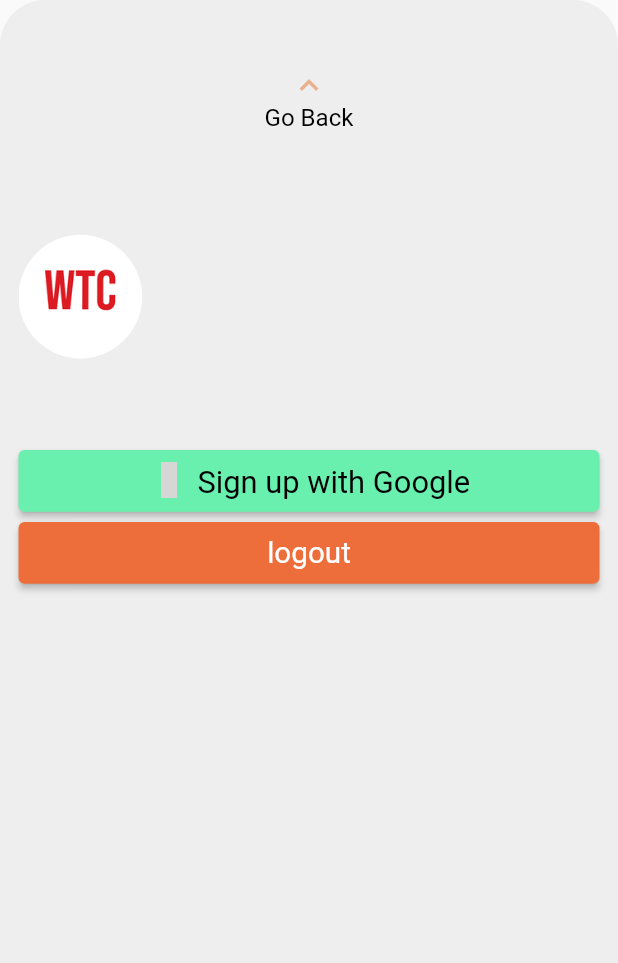
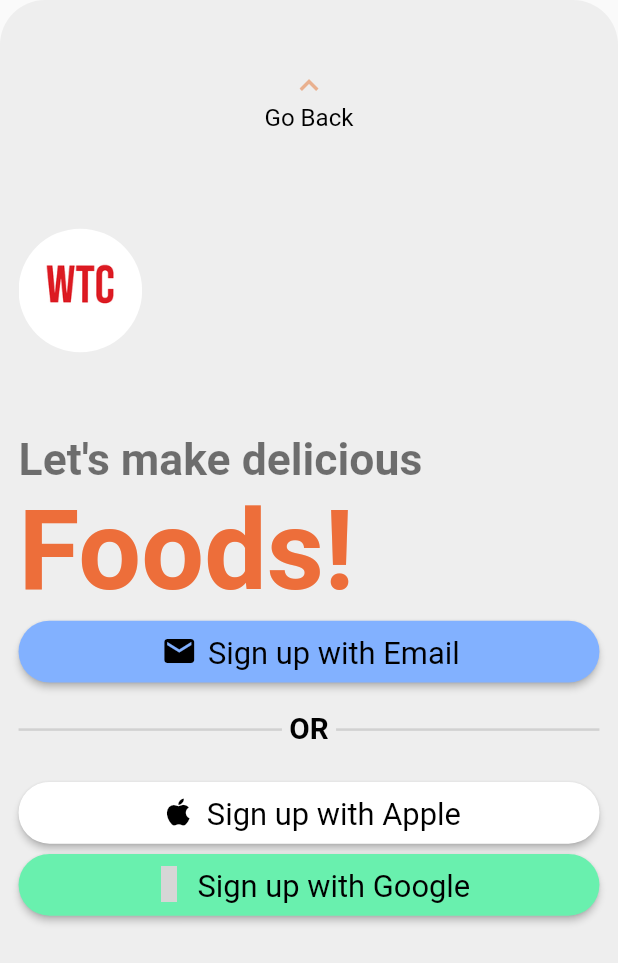
Before and after one commit to akglali/what_to_cook_demo_flutter_1, a Flutter app: the SignUpOption screen opened directly, on a phone screen of 412 x 824 dp. Shown: the top 963 px of the screen. Run offline on Flutter 3.47's test engine with Material 2 defaults, Android fonts, the phone set to English and light mode, and no system bars; our stand-ins replace email_validator, flutter_hooks, flutter_riverpod, flutter_spinkit, flutter_vector_icons, google_sign_in and 3 more; grey boxes are pictures that could not be loaded.

Commit message:
sign up page has almost been done.

```diff
--- a/lib/main.dart
+++ b/lib/main.dart
@@ -1,36 +1,80 @@
 import 'package:flutter/material.dart';
 import 'package:flutter/services.dart';
+import 'package:flutter_spinkit/flutter_spinkit.dart';
 import 'package:hooks_riverpod/hooks_riverpod.dart';
+import 'package:what_to_cook_demo_flutter_1/providers/is_logging_provider.dart';
 import 'package:what_to_cook_demo_flutter_1/providers/themes_provider.dart';
 import 'package:what_to_cook_demo_flutter_1/screens/home_screen.dart';
 import 'package:what_to_cook_demo_flutter_1/utils/themes.dart';
-
-
 
 void main() {
   runApp(const ProviderScope(child: MyApp()));
 }
 
-class MyApp extends ConsumerWidget {
-  const MyApp({super.key});
+class MyApp extends ConsumerStatefulWidget {
+  const MyApp({
+    super.key,
+  });
+
+  @override
+  MyAppState createState() => MyAppState();
+}
+
+class MyAppState extends ConsumerState<MyApp> {
+  @override
+  void initState() {
+    // TODO: implement initState
+    super.initState();
+    closeLoadingScreen();
+  }
+
+  Future<void> closeLoadingScreen() async {
+    await Future.delayed(const Duration(seconds: 2));
+    ref.read(isLoadingProvider.notifier).update((state) => false);
+  }
 
   // This widget is the root of your application.
   @override
-  Widget build(BuildContext context, WidgetRef ref) {
+  Widget build(BuildContext context) {
     // prevent device orientation changes and force portrait
     SystemChrome.setPreferredOrientations([
       DeviceOrientation.portraitUp,
       DeviceOrientation.portraitDown,
     ]);
+    final isLoading = ref.watch(isLoadingProvider);
+    final themeModeState = ref.watch(themesProvider);
 
-    final themeModeState = ref.watch(themesProvider);
     return MaterialApp(
       theme: MyThemes.lightTheme,
       darkTheme: MyThemes.darkTheme,
       themeMode: themeModeState,
       //I don't like debug banner so I disable it
       debugShowCheckedModeBanner: false,
-      home: HomeScreen(),
+      home: isLoading
+          ? Scaffold(
+              backgroundColor: Theme.of(context).colorScheme.background,
+              body: Center(
+                child: SpinKitThreeInOut(
+                  duration: const Duration(seconds: 1),
+                  itemBuilder: (context, index) {
+                    final colors = [
+                      const Color(0xffa4330d),
+                      const Color(0xff6c9e4f),
+                      const Color(0xffdbcdb5),
+                      const Color(0xff5e3c2c),
+                    ];
+                    final color = colors[index % colors.length];
+                    return DecoratedBox(
+                      decoration: BoxDecoration(
+                        color: color,
+                        shape: BoxShape.circle,
+                      ),
+                    );
+                  },
+                ),
+              ),
+            )
+          : HomeScreen(),
     );
   }
 }
--- /dev/null
+++ b/lib/providers/is_logging_provider.dart
@@ -0,0 +1,3 @@
+import 'package:hooks_riverpod/hooks_riverpod.dart';
+
+final isLoadingProvider = StateProvider<bool>((ref) => true);
--- a/lib/screens/sign_up_options.dart
+++ b/lib/screens/sign_up_options.dart
@@ -3,10 +3,13 @@ import 'package:flutter_vector_icons/flutter_vector_icons.dart';
 import 'package:google_sign_in/google_sign_in.dart';
 import 'package:hooks_riverpod/hooks_riverpod.dart';
 import 'package:sign_in_with_apple/sign_in_with_apple.dart';
+import 'package:what_to_cook_demo_flutter_1/screens/sign_up_screen_email.dart';
 import 'package:what_to_cook_demo_flutter_1/services/user_entry_service.dart';
 import 'dart:io' show Platform;
-
 import 'package:what_to_cook_demo_flutter_1/utils/google_sign_in_api.dart';
+import 'package:what_to_cook_demo_flutter_1/widgets/custom_page_route.dart';
+import 'package:what_to_cook_demo_flutter_1/widgets/logo_widget.dart';
+import '../widgets/elevated_button_widget.dart';
 
 class SignUpOption extends ConsumerStatefulWidget {
   const SignUpOption({
@@ -98,36 +101,66 @@ class SignUpOptionState extends ConsumerState<SignUpOption> {
                     mainAxisAlignment: MainAxisAlignment.start,
                     children: [
                       Padding(
-                        padding: EdgeInsets.only(
-                            top: MediaQuery.of(context).size.height * 0.02,
-                            bottom: MediaQuery.of(context).size.height * 0.02,
-                            left: screenWidth * 0.03),
-                        child: Hero(
-                          tag: "Logo",
-                          child: Container(
-                            height: screenHeight * 0.20,
+                          padding: EdgeInsets.only(left: screenWidth * 0.03),
+                          child: LogoWidget(
+                            height: screenHeight * 0.19,
                             width: screenWidth * 0.20,
-                            decoration: BoxDecoration(
-                                shape: BoxShape.circle,
-                                image: DecorationImage(
-                                    image: AssetImage(imagePath),
-                                    fit: BoxFit.cover)),
-                          ),
-                        ),
-                      ),
+                          )),
                     ],
                   ),
                   Padding(
                     padding: EdgeInsets.only(
                         left: screenWidth * 0.03, right: screenWidth * 0.03),
                     child: Column(
+                      crossAxisAlignment: CrossAxisAlignment.start,
                       children: [
+                        Text(
+                          "Let's make delicious",
+                          style: theme.textTheme.bodyLarge,
+                        ),
+                        Text(
+                          "Foods!",
+                          style: theme.textTheme.titleLarge,
+                        ),
+                        ElevatedButtonWidget(
+                          onPressed: () async {
+                            Navigator.of(context).push(
+                              CustomPageRoute(
+                                  child: SignUpScreenEmail(),
+                                  direction: AxisDirection.left),
+                            );
+                          },
+                          screenWidth: screenWidth,
+                          backgroundColor: MaterialStateProperty.all<Color>(
+                              Colors.blueAccent.shade100),
+                          foregroundColor:
+                              MaterialStateProperty.all<Color>(Colors.black),
+                          icon: const Icon(Icons.mail),
+                          text: ' Sign up with Email',
+                        ),
+                        Padding(
+                          padding: EdgeInsets.only(
+                              top: screenHeight * 0.02, bottom: 20),
+                          child: Row(children: const <Widget>[
+                            Expanded(
+                              child: Divider(
+                                thickness: 1.7,
+                              ),
+                            ),
+                            Text(" OR "),
+                            Expanded(
+                              child: Divider(
+                                thickness: 1.7,
+                              ),
+                            ),
+                          ]),
+                        ),
                         //sign up with Apple
-                        isPlatformIos
-                            ? ElevatedButton(
+                        ElevatedButtonWidget(
+                          screenWidth: screenWidth,
                           onPressed: () async {
-                                  final credential = await SignInWithApple
-                                      .getAppleIDCredential(
+                            final credential =
+                                await SignInWithApple.getAppleIDCredential(
                               scopes: [
                                 AppleIDAuthorizationScopes.email,
                                 AppleIDAuthorizationScopes.fullName,
@@ -143,43 +176,23 @@ class SignUpOptionState extends ConsumerState<SignUpOption> {
                             onSignInApple(credential);
                             print(credential);
                           },
-                                style: ButtonStyle(
+                          text: ' Sign up with Apple',
                           foregroundColor:
-                                      MaterialStateProperty.all<Color>(
-                                          Colors.black),
+                              MaterialStateProperty.all<Color>(Colors.black),
                           backgroundColor:
-                                      MaterialStateProperty.all<Color>(
-                                          Colors.white),
+                              MaterialStateProperty.all<Color>(Colors.white),
+                          icon: const Icon(Icons.apple),
                         ),
-                                child: RichText(
-                                  text: TextSpan(
-                                    children: [
-                                      const WidgetSpan(
-                                        child: Padding(
-                                          padding: EdgeInsets.symmetric(
-                                              horizontal: 2.0),
-                                          child: Icon(Icons.apple),
-                                        ),
-                                      ),
-                                      TextSpan(
-                                          text: ' Sign up with Apple',
-                                          style: TextStyle(
-                                              color: Colors.black,
-                                              fontSize: screenWidth * 0.05)),
-                                    ],
-                                  ),
-                                ),
-                              )
-                            : SizedBox(),
                         //Sign up Google
-                        ElevatedButton(
+                        ElevatedButtonWidget(
+                          screenWidth: screenWidth,
                           onPressed: () async {
                             try {
                               final account = await GoogleSignInApi.login();
                               if (account != null) {
                                 final GoogleSignInAuthentication auth =
                                     await account.authentication;
-                                /*  print(account.displayName);
+                                /*print(account.displayName);
                                   print(account.email);
                                   print(account.photoUrl);
                                   print(auth.accessToken);
@@ -190,46 +203,23 @@ class SignUpOptionState extends ConsumerState<SignUpOption> {
                                 if (auth.idToken != null) {
                                   /*   final GoogleAuthProvider provider = GoogleAuthProvider();
                 final AuthCredential credential = provider(idToken: idToken, accessToken: accessToken);*/
-                                    await UserEntry()
-                                        .googleSignIn(auth.idToken);
+                                  await UserEntryService().googleSignIn(auth.idToken);
                                 }
                               }
                             } catch (error) {
                               print(error);
                             }
                           },
-                            style: ButtonStyle(
-                              foregroundColor: MaterialStateProperty.all<Color>(
-                                  Colors.black),
+                          text: ' Sign up with Google',
+                          foregroundColor:
+                              MaterialStateProperty.all<Color>(Colors.black),
                           backgroundColor: MaterialStateProperty.all<Color>(
                               Colors.greenAccent),
-                            ),
-                            child: RichText(
-                              text: TextSpan(
-                                children: [
-                                  const WidgetSpan(
-                                    child: Padding(
-                                      padding:
-                                          EdgeInsets.symmetric(horizontal: 2.0),
-                                      child: Icon(
+                          icon: const Icon(
                             MaterialCommunityIcons.google,
                           ),
                         ),
-                                  ),
-                                  TextSpan(
-                                      text: ' Sign up with Google',
-                                      style: TextStyle(
-                                          color: Colors.black,
-                                          fontSize: screenWidth * 0.05)),
-                                ],
-                              ),
-                            )),
-                        ElevatedButton(
-                          onPressed: () async {
-                            await GoogleSignInApi.logout();
-                          },
-                          child: Text("logout"),
-                        )
+
                       ],
                     ),
                   ),
--- a/lib/utils/themes.dart
+++ b/lib/utils/themes.dart
@@ -45,6 +45,11 @@ class MyThemes {
         fontSize: 16 * textWidth,
         fontWeight: FontWeight.bold,
       ),
+      bodyLarge: TextStyle(
+        color: Colors.black54,
+        fontSize: 24 * textWidth,
+        fontWeight: FontWeight.w600,
+      ),
       labelMedium: TextStyle(
         color: const Color(0xffdbcdb5),
         fontSize: 16 * textWidth,
@@ -77,6 +82,8 @@ class MyThemes {
       secondaryContainer: Color(0xffeeeeee),
       //that color is for bottom of the post and chef picture color.
       onPrimaryContainer: Colors.white,
+      //background color of loading screen
+      background: Colors.white,
     ),
   );
 
--- /dev/null
+++ b/lib/widgets/custom_page_route.dart
@@ -0,0 +1,39 @@
+import 'package:flutter/material.dart';
+
+class CustomPageRoute extends PageRouteBuilder {
+  final Widget child;
+  final AxisDirection direction;
+
+  CustomPageRoute({required this.child, this.direction = AxisDirection.left})
+      : super(
+            transitionDuration: const Duration(milliseconds: 250),
+            reverseTransitionDuration: const Duration(milliseconds: 250),
+            barrierColor: Colors.transparent,
+            pageBuilder: (context, animation, secondaryAnimation) => child);
+
+  @override
+  Widget buildTransitions(BuildContext context, Animation<double> animation,
+      Animation<double> secondaryAnimation, Widget child) {
+    // TODO: implement buildTransitions
+    return SlideTransition(
+      position: Tween<Offset>(
+        begin: getBeginOffset(),
+        end: Offset.zero,
+      ).animate(animation),
+      child: child,
+    );
+  }
+
+  Offset getBeginOffset() {
+    switch (direction) {
+      case AxisDirection.up:
+        return const Offset(0, 1);
+      case AxisDirection.down:
+        return const Offset(0, -1);
+      case AxisDirection.right:
+        return const Offset(-1, 0);
+      case AxisDirection.left:
+        return const Offset(1, 0);
+    }
+  }
+}
--- /dev/null
+++ b/lib/widgets/elevated_button_widget.dart
@@ -0,0 +1,51 @@
+import 'package:flutter/material.dart';
+
+class ElevatedButtonWidget extends StatelessWidget {
+  const ElevatedButtonWidget({
+    Key? key,
+    required this.screenWidth,
+    required this.onPressed,
+    required this.text,
+    required this.foregroundColor,
+    required this.backgroundColor,
+    required this.icon,
+  }) : super(key: key);
+
+  final double screenWidth;
+  final VoidCallback onPressed;
+  final String text;
+  final MaterialStateProperty<Color?>? foregroundColor;
+  final MaterialStateProperty<Color?>? backgroundColor;
+  final Icon icon;
+
+  @override
+  Widget build(BuildContext context) {
+    return ElevatedButton(
+        onPressed: onPressed,
+        style: ButtonStyle(
+          foregroundColor: foregroundColor,
+          backgroundColor: backgroundColor,
+          shape: MaterialStateProperty.all(
+            RoundedRectangleBorder(
+              borderRadius: BorderRadius.circular(30.0),
+            ),
+          ),
+        ),
+        child: RichText(
+          text: TextSpan(
+            children: [
+              WidgetSpan(
+                child: Padding(
+                  padding: const EdgeInsets.symmetric(horizontal: 2.0),
+                  child: icon,
+                ),
+              ),
+              TextSpan(
+                  text: text,
+                  style: TextStyle(
+                      color: Colors.black, fontSize: screenWidth * 0.05)),
+            ],
+          ),
+        ));
+  }
+}
--- a/lib/widgets/logo_widget.dart
+++ b/lib/widgets/logo_widget.dart
@@ -1,32 +1,56 @@
 import 'package:flutter/material.dart';
 
 class LogoWidget extends StatelessWidget {
-  const LogoWidget({
+  LogoWidget({
     Key? key,
+    required this.height,
+    required this.width,
+
   }) : super(key: key);
+
+  final double height;
+  final double width;
+
 
   @override
   Widget build(BuildContext context) {
     var brightness = MediaQuery.of(context).platformBrightness;
     bool isDarkMode = brightness == Brightness.dark;
-    var imagePath = "assets/images/dark_logo.png";
+    var imagePath = "assets/images/sign_up_logo_dark.png";
     if (!isDarkMode) {
-      imagePath = "assets/images/light_logo.jpeg";
+      imagePath = "assets/images/sign_up_logo_light.jpeg";
     }
     return Padding(
       padding: EdgeInsets.only(
-          top: MediaQuery.of(context).size.height * 0.02, bottom: MediaQuery.of(context).size.height * 0.02),
+          top: MediaQuery.of(context).size.height * 0.02,
+          bottom: MediaQuery.of(context).size.height * 0.02),
       child: Hero(
         tag: "Logo",
         child: Container(
-          height: 300,
-          width: 300,
+          height: height,
+          width: width,
           decoration: BoxDecoration(
               shape: BoxShape.circle,
               image: DecorationImage(
-                  image: AssetImage(imagePath), fit: BoxFit.fitHeight)),
+                  image: AssetImage(imagePath), fit: BoxFit.cover)),
         ),
       ),
     );
   }
 }
+
+/*Padding(
+padding: EdgeInsets.only(
+top: MediaQuery.of(context).size.height * 0.02, bottom: MediaQuery.of(context).size.height * 0.02),
+child: Hero(
+tag: "Logo",
+child: Container(
+height: 300,
+width: 300,
+decoration: BoxDecoration(
+shape: BoxShape.circle,
+image: DecorationImage(
+image: AssetImage(imagePath), fit: BoxFit.cover)),
+),
+),
+);*/
--- a/pubspec.yaml
+++ b/pubspec.yaml
@@ -42,6 +42,9 @@ dependencies:
   google_sign_in: ^5.4.3
   sign_in_with_apple: ^4.3.0
   flutter_vector_icons: ^2.0.0
+  firebase_auth: ^4.2.5
+  http: ^0.13.5
+  flutter_spinkit: ^5.1.0
 
 dev_dependencies:
   flutter_test:
```
Also changed, not shown: lib/screens/sign_up_screen_email.dart (+50 -9 lines), lib/services/user_entry_service.dart (+47 -2 lines), assets/images/dark_logo.png (deleted), assets/images/light_logo.jpeg (deleted), pubspec.lock. Lines whose indentation alone changed are shown as unchanged.
